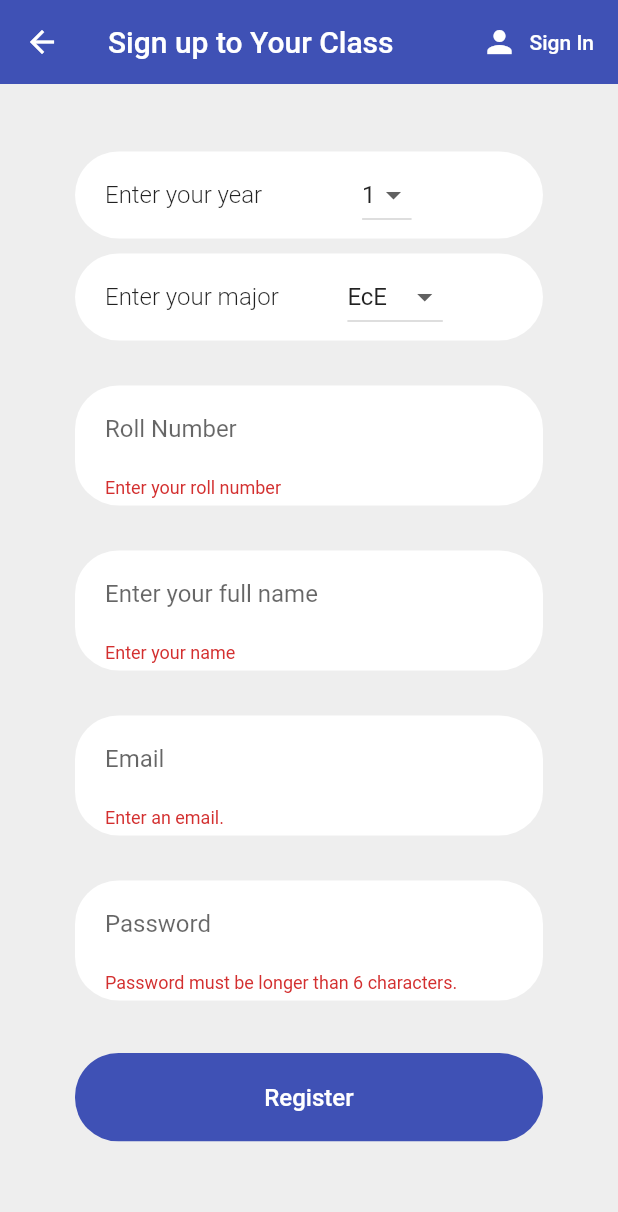
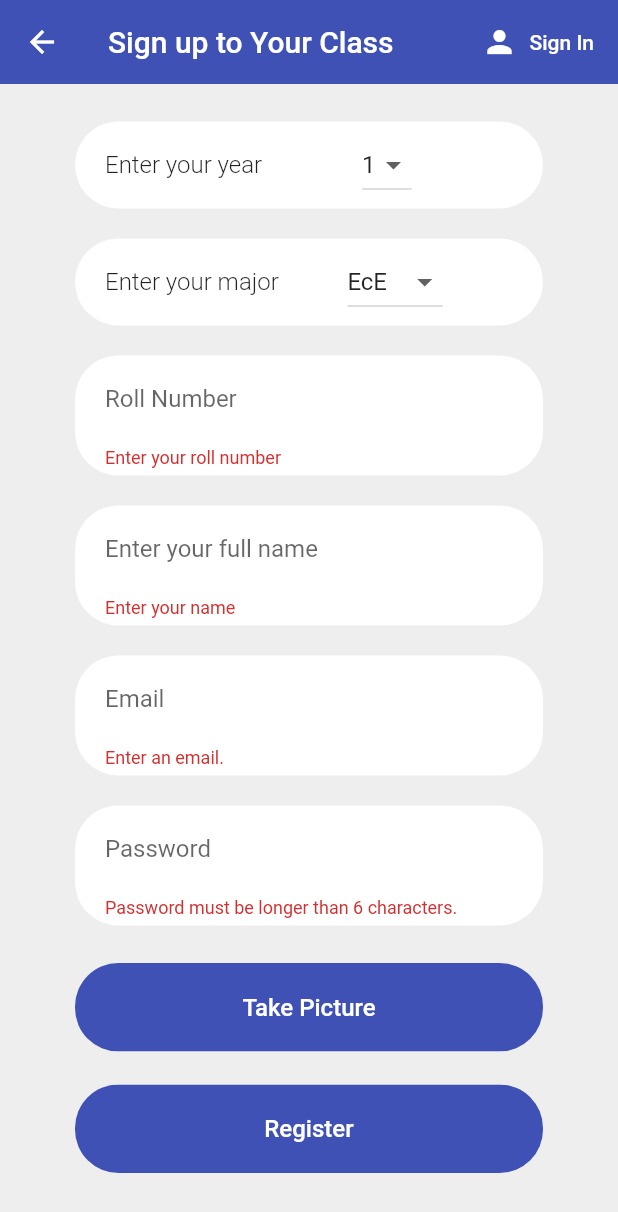
Before and after one commit to thurahtetaung/smart_attendance, a Flutter app: the Register screen opened directly, after a tap on "Register", on a phone screen of 412 x 824 dp. Shown: the top 1212 px of the screen. Run offline on Flutter 3.47's test engine with Material 2 defaults, Android fonts, the phone set to English and light mode, and no system bars; our stand-ins replace camera, cloud_firestore, firebase_auth, firebase_storage, flutter_spinkit, fluttertoast and 2 more; accounts and stored records are empty.

Commit message:
Implemented Face Upload  In Register Screen

```diff
--- a/lib/screens/attendance/attendance_services/attendance_tile.dart
+++ b/lib/screens/attendance/attendance_services/attendance_tile.dart
@@ -1,10 +1,8 @@
-import 'dart:math';
 import 'package:flutter/material.dart';
 import 'package:percent_indicator/percent_indicator.dart';
 import 'package:provider/provider.dart';
 import 'package:smart_attendance/models/timetable_model.dart';
 import 'package:smart_attendance/models/user.dart';
-import 'package:smart_attendance/screens/attendance/attendance_screen.dart';
 import 'package:smart_attendance/shared/constants.dart';
 
 class AttendanceTile extends StatefulWidget {
--- a/lib/screens/attendance/monthly_attendance.dart
+++ b/lib/screens/attendance/monthly_attendance.dart
@@ -1,5 +1,3 @@
-import 'dart:math';
-
 import 'package:flutter/material.dart';
 import 'package:percent_indicator/circular_percent_indicator.dart';
 import 'package:percent_indicator/percent_indicator.dart';
@@ -39,7 +37,7 @@ class MonthlyAttendanceScreenState extends State<MonthlyAttendanceScreen> {
       sum.add(subatd / calendarList.length);
     }
     //print(sum);
-    var random = new Random();
+    //var random = new Random();
     //double temp = (random.nextDouble() + 0.7) / 2;
     return Column(
       mainAxisAlignment: MainAxisAlignment.start,
--- a/lib/screens/authenticate/register.dart
+++ b/lib/screens/authenticate/register.dart
@@ -1,8 +1,10 @@
 import 'package:flutter/material.dart';
+import 'package:image_picker/image_picker.dart';
 import 'package:smart_attendance/components/rounded_button.dart';
 import 'package:smart_attendance/services/auth.dart';
 import 'package:smart_attendance/shared/constants.dart';
 import 'package:smart_attendance/shared/loading.dart';
+import 'dart:io';
 
 class Register extends StatefulWidget {
   final Function toggleView;
@@ -24,6 +26,22 @@ class _RegisterState extends State<Register> {
   int year = 1;
   int roll = 1;
   String major = 'EcE';
+  final ImagePicker _picker = ImagePicker();
+  File _image;
+  Future getImage() async {
+    final pickedFile =
+        await _picker.getImage(source: ImageSource.camera, maxHeight: 480.0);
+
+    setState(() {
+      if (pickedFile != null) {
+        _image = File(pickedFile.path);
+        //print(_image);
+      } else {
+        print('No image selected.');
+      }
+    });
+  }
+
   var _majors = [
     'EcE',
     'C',
@@ -74,7 +92,7 @@ class _RegisterState extends State<Register> {
                   mainAxisAlignment: MainAxisAlignment.spaceEvenly,
                   children: [
                     SizedBox(
-                      height: 20,
+                      height: 0,
                     ),
                     Container(
                       margin: EdgeInsets.symmetric(vertical: 5),
@@ -110,6 +128,9 @@ class _RegisterState extends State<Register> {
                           Padding(padding: EdgeInsets.only(right: 1))
                         ],
                       ),
+                    ),
+                    SizedBox(
+                      height: 10,
                     ),
                     Container(
                       margin: EdgeInsets.symmetric(vertical: 5),
@@ -147,7 +168,7 @@ class _RegisterState extends State<Register> {
                       ),
                     ),
                     SizedBox(
-                      height: 20,
+                      height: 10,
                     ),
                     Container(
                       margin: EdgeInsets.symmetric(vertical: 5),
@@ -174,7 +195,7 @@ class _RegisterState extends State<Register> {
                       ),
                     ),
                     SizedBox(
-                      height: 20,
+                      height: 10,
                     ),
                     Container(
                       margin: EdgeInsets.symmetric(vertical: 5),
@@ -200,7 +221,7 @@ class _RegisterState extends State<Register> {
                       ),
                     ),
                     SizedBox(
-                      height: 20,
+                      height: 10,
                     ),
                     Container(
                       margin: EdgeInsets.symmetric(vertical: 5),
@@ -227,7 +248,7 @@ class _RegisterState extends State<Register> {
                       ),
                     ),
                     SizedBox(
-                      height: 20,
+                      height: 10,
                     ),
                     Container(
                       margin: EdgeInsets.symmetric(vertical: 5),
@@ -255,24 +276,46 @@ class _RegisterState extends State<Register> {
                       ),
                     ),
                     SizedBox(
-                      height: 20,
+                      height: 10,
+                    ),
+                    RoundedButton(
+                      text: 'Take Picture',
+                      press: getImage,
+                    ),
+                    SizedBox(
+                      height: 2,
                     ),
                     RoundedButton(
                       text: "Register",
                       press: () async {
+                        print(_image);
                         if (_formKey.currentState.validate()) {
                           setState(() {
                             loading = true;
                           });
-                          dynamic result =
-                              await _auth.registerWithEmailAndPassword(
+                          dynamic result;
+
+                          if (_image == null) {
+                            result = null;
+                          } else {
+                            result = await _auth.registerWithEmailAndPassword(
                                 email: email,
                                 password: password,
                                 name: name,
                                 major: major,
                                 year: year,
-                                  roll: roll);
+                                roll: roll,
+                                img: _image);
+                          }
+
                           if (result == null) {
+                            if (_image == null) {
+                              setState(() {
+                                error =
+                                    'You need to take a picture to register.';
+                                loading = false;
+                              });
+                            } else {
                               setState(() {
                                 error =
                                     'Could not register with those credentials.';
@@ -280,10 +323,11 @@ class _RegisterState extends State<Register> {
                               });
                             }
                           }
+                        }
                       },
                     ),
                     SizedBox(
-                      height: 12,
+                      height: 8,
                     ),
                     Text(
                       error,
--- a/lib/screens/home/settings_form.dart
+++ b/lib/screens/home/settings_form.dart
@@ -15,7 +15,7 @@ class _SettingsFormState extends State<SettingsForm> {
   final List<String> sugars = ['0', '1', '2', '3', '4'];
 
   //form values
-  String _currentName;
+  // String _currentName;
   String _currentSugars;
   int _currentStrength;
 
@@ -43,7 +43,7 @@ class _SettingsFormState extends State<SettingsForm> {
                     decoration: textInputDecoration,
                     validator: (val) =>
                         val.isEmpty ? 'Please enter a name' : null,
-                    onChanged: (val) => setState(() => _currentName = val),
+                    // onChanged: (val) => setState(() => _currentName = val),
                   ),
                   SizedBox(
                     height: 20,
--- a/lib/services/auth.dart
+++ b/lib/services/auth.dart
@@ -1,10 +1,16 @@
+import 'dart:io';
+
 import 'package:firebase_auth/firebase_auth.dart';
+import 'package:firebase_storage/firebase_storage.dart';
 import 'package:smart_attendance/models/user.dart';
-
 import 'database.dart';
 
 class AuthService {
   final FirebaseAuth _auth = FirebaseAuth.instance;
+
+  final StorageReference ref =
+      FirebaseStorage.instance.ref().child('user_photos');
+
   // create user obj based on FirebaseUser
   User _userFromFirebaseUser(FirebaseUser user) {
     return user != null ? User(uid: user.uid) : null;
@@ -35,11 +41,16 @@ class AuthService {
       String major,
       String name,
       int year,
-      int roll}) async {
+      int roll,
+      File img}) async {
     try {
       AuthResult result = await _auth.createUserWithEmailAndPassword(
           email: email, password: password);
       FirebaseUser user = result.user;
+      ref.child(user.uid).putFile(img);
+      // if (!uploadTask.isSuccessful) {
+      //   throw Exception('Error on Uploading');
+      // }
       await DatabaseService(uid: user.uid)
           .updateUserData(name: name, major: major, roll: roll, year: year);
       await DatabaseService(uid: user.uid).setDailyAttendance();
--- a/lib/services/database.dart
+++ b/lib/services/database.dart
@@ -115,6 +115,31 @@ class DatabaseService {
       '$index': true,
     });
   }
+
+  Future updateMonthlyAttendance({String subject}) async {
+    return await studentCollection
+        .document(uid)
+        .collection('monthly_attendance_2020')
+        .document(subject)
+        .updateData({
+      '${months[DateTime.now().month]}': FieldValue.increment(1),
+    });
+  }
+
+  var months = {
+    1: 'January',
+    2: 'February',
+    3: 'March',
+    4: 'April',
+    5: 'May',
+    6: 'June',
+    7: 'July',
+    8: 'August',
+    9: 'September',
+    10: 'October',
+    11: 'November',
+    12: 'December'
+  };
 
   Future addTimetableData(
       {String subject,
```
Also changed, not shown: lib/screens/attendance/timetable_dummy/timetable/timetable_tile_dummy.dart (+33 -30 lines), pubspec.yaml (+5 -3 lines), pubspec.lock, 1 other file. Lines whose indentation alone changed are shown as unchanged.
